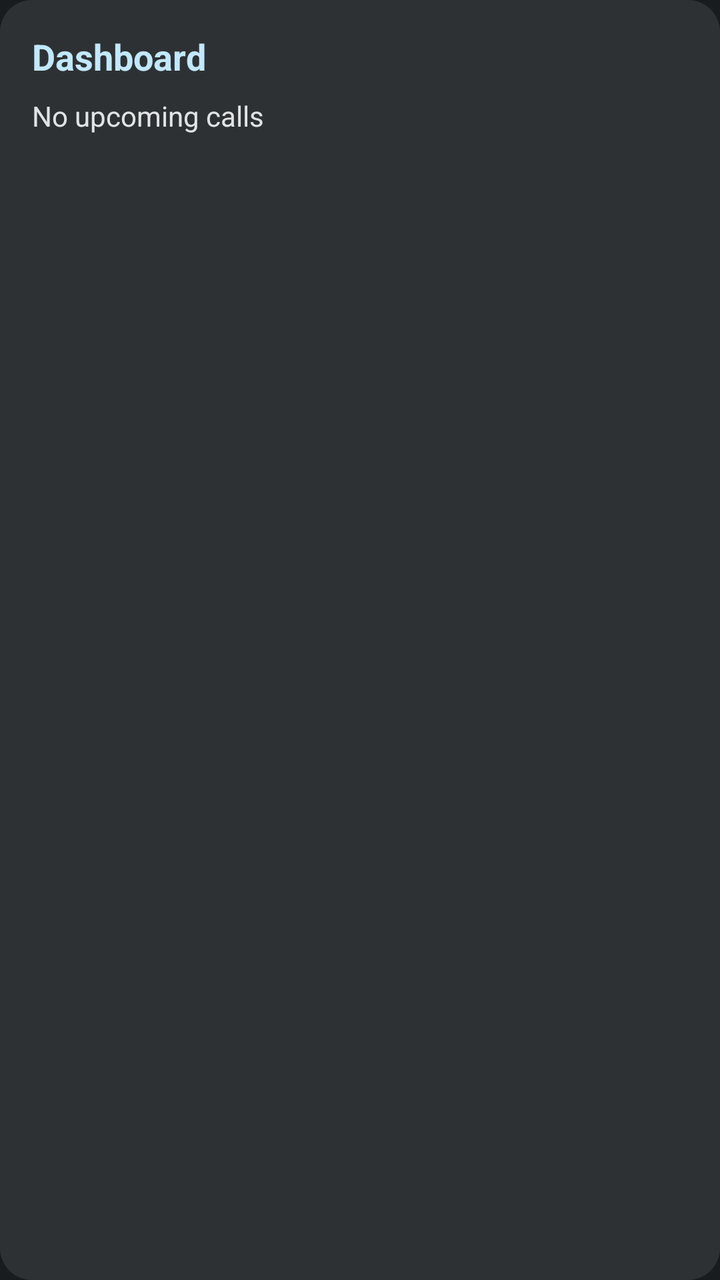
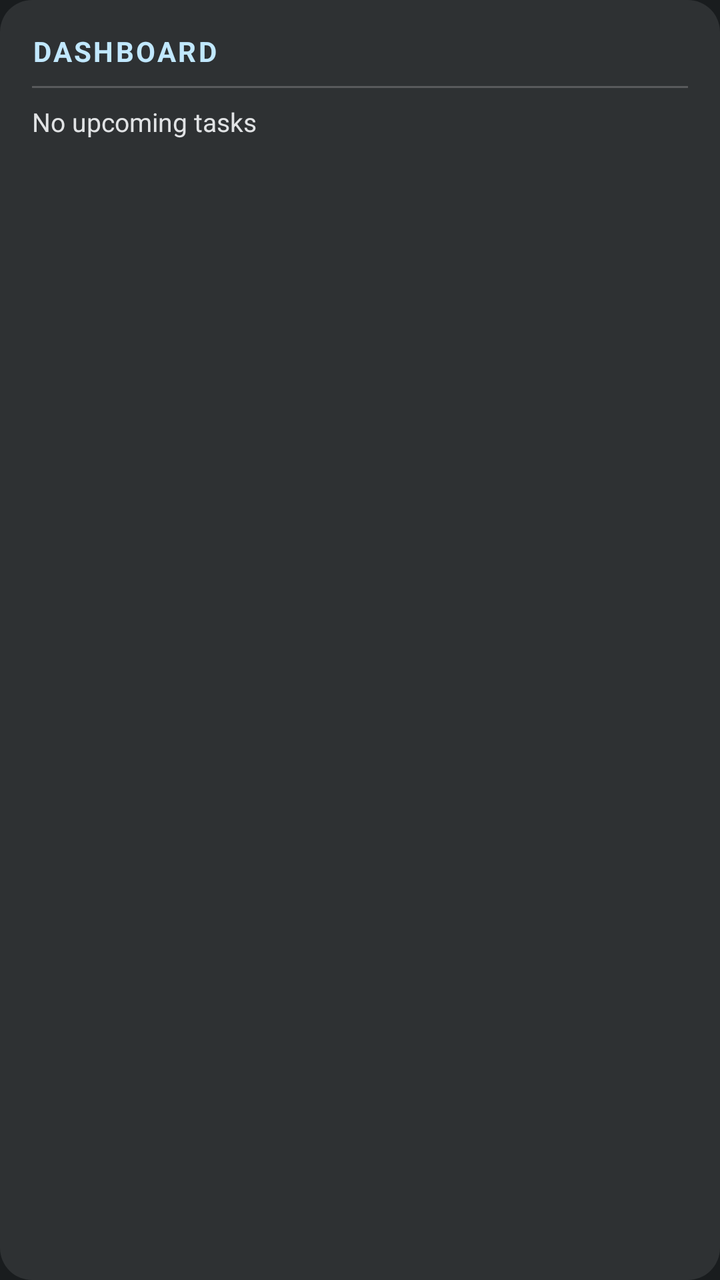

An Android layout rendered at two revisions. The XML below is the earlier revision; the diff shows what the commit changed to produce the second picture.
<!-- AndroidManifest.xml: application theme Theme.MyApplication -->
<!-- res/layout/widget_master.xml -->
<?xml version="1.0" encoding="utf-8"?>
<LinearLayout xmlns:android="http://schemas.android.com/apk/res/android"
    android:id="@+id/widget_root"
    android:layout_width="match_parent"
    android:layout_height="match_parent"
    android:orientation="vertical"
    android:padding="16dp"
    android:background="@drawable/widget_bg_default">

    <TextView
        android:id="@+id/widget_title"
        android:layout_width="wrap_content"
        android:layout_height="wrap_content"
        android:text="Dashboard"
        android:textColor="@color/widget_title"
        android:textSize="18sp"
        android:textStyle="bold" />

    <TextView
        android:id="@+id/widget_content"
        android:layout_width="match_parent"
        android:layout_height="wrap_content"
        android:layout_marginTop="8dp"
        android:text="No upcoming calls"
        android:textColor="@color/widget_body"
        android:textSize="14sp" />

</LinearLayout>
<!-- resources referenced by this layout -->
<resources>
  <color name="widget_body">#EEEEEE</color>
  <color name="widget_title">#FFFFFF</color>
  <!-- drawable widget_bg_default (drawable) -->
  <?xml version="1.0" encoding="utf-8"?>
  <shape xmlns:android="http://schemas.android.com/apk/res/android" android:shape="rectangle">
      <corners android:radius="16dp" />
      <solid android:color="@color/widget_background" />
  </shape>
  <style name="Theme.MyApplication" parent="android:Theme.DeviceDefault.NoActionBar" />
  <color name="widget_background">#1E1E1E</color>
</resources>

<!-- the commit's change to res/layout/widget_master.xml (unified diff, before → after) -->
@@ -11,18 +11,27 @@
         android:id="@+id/widget_title"
         android:layout_width="wrap_content"
         android:layout_height="wrap_content"
-        android:text="Dashboard"
+        android:text="DASHBOARD"
         android:textColor="@color/widget_title"
-        android:textSize="18sp"
+        android:textSize="14sp"
+        android:letterSpacing="0.08"
         android:textStyle="bold" />
+
+    <View
+        android:layout_width="match_parent"
+        android:layout_height="1dp"
+        android:layout_marginTop="8dp"
+        android:layout_marginBottom="8dp"
+        android:background="#33FFFFFF" />
 
     <TextView
         android:id="@+id/widget_content"
         android:layout_width="match_parent"
         android:layout_height="wrap_content"
-        android:layout_marginTop="8dp"
-        android:text="No upcoming calls"
+        android:text="No upcoming tasks"
         android:textColor="@color/widget_body"
-        android:textSize="14sp" />
+        android:textSize="13sp"
+        android:maxLines="3"
+        android:ellipsize="end" />
 
 </LinearLayout>
